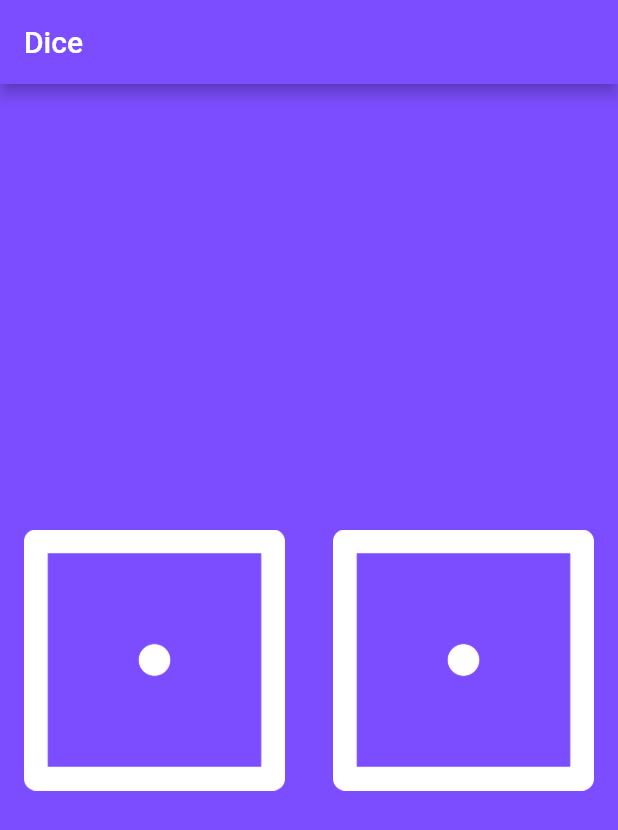
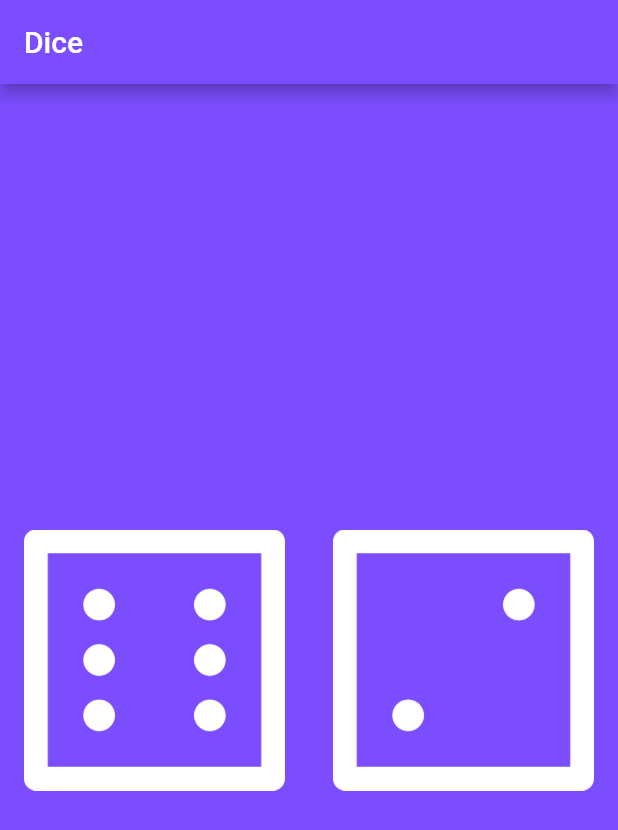
Before and after one commit to ikramsalim/dice, a Flutter app: the screen it shows after launch, on a phone screen of 412 x 824 dp. Shown: the top 830 px of the screen. Run offline on Flutter 3.47's test engine with Material 2 defaults, Android fonts, the phone set to English and light mode, and no system bars.

```diff
--- a/lib/main.dart
+++ b/lib/main.dart
@@ -14,10 +14,19 @@ void main() {
     ),
   );
 }
+//create a stateful widget; shortcut is  stful
 
 class DicePage extends StatelessWidget {
+  //make dice image change anytime a user presses
+  //create a var for the left and right
+
   @override
   Widget build(BuildContext context) {
+    //make dice image change anytime a user presses
+    //create a var for the left and right
+
+    int leftDiceNumber = 6;
+
     return Center(
       child: Row(
         children: <Widget>[
@@ -26,14 +35,14 @@ class DicePage extends StatelessWidget {
                 onPressed: () {
                   print('Left button got pressed');
                 },
-                child: Image.asset('images/dice1.png')),
+                child: Image.asset('images/dice$leftDiceNumber.png')),
           ),
           Expanded(
             child: FlatButton(
               onPressed: () {
                 print('Right button got pressed');
               },
-              child: Image.asset('images/dice1.png'),
+              child: Image.asset('images/dice2.png'),
             ),
           ),
         ],
```
